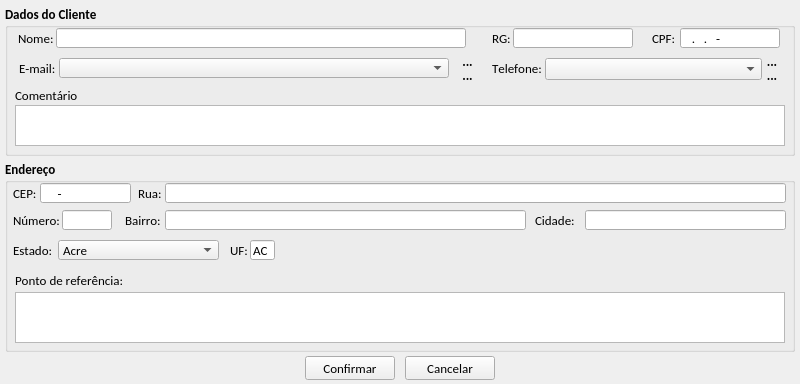
The window that loja/tela_cadastro_cliente.ui (jmessias1725/sexloja) describes before a commit, drawn with Qt 5.
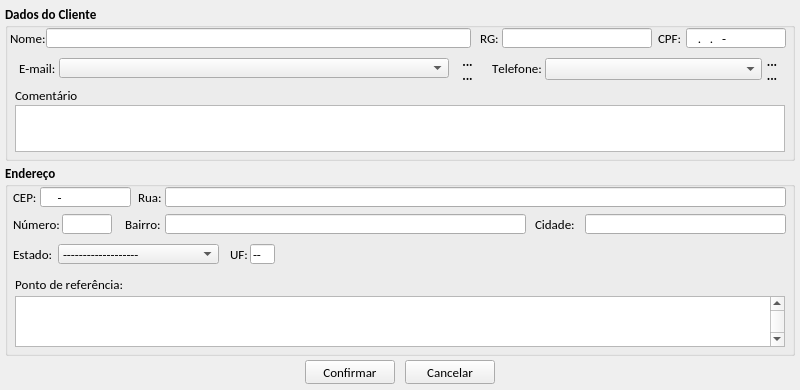
The same window after the commit. Icons and pictures are not drawn.

What changed in the file:
```diff
--- a/loja/tela_cadastro_cliente.ui
+++ b/loja/tela_cadastro_cliente.ui
@@ -10,13 +10,13 @@
     <x>0</x>
     <y>0</y>
     <width>800</width>
-    <height>384</height>
+    <height>390</height>
    </rect>
   </property>
   <property name="maximumSize">
    <size>
     <width>800</width>
-    <height>384</height>
+    <height>390</height>
    </size>
   </property>
   <property name="windowTitle">
@@ -33,7 +33,7 @@
       <x>5</x>
       <y>5</y>
       <width>790</width>
-      <height>151</height>
+      <height>156</height>
      </rect>
     </property>
     <property name="font">
@@ -104,7 +104,7 @@
     <widget class="QLabel" name="lb_nome">
      <property name="geometry">
       <rect>
-       <x>13</x>
+       <x>5</x>
        <y>23</y>
        <width>35</width>
        <height>20</height>
@@ -132,9 +132,9 @@
     <widget class="QLineEdit" name="le_nome">
      <property name="geometry">
       <rect>
-       <x>51</x>
+       <x>41</x>
        <y>23</y>
-       <width>410</width>
+       <width>425</width>
        <height>20</height>
       </rect>
      </property>
@@ -178,9 +178,9 @@
     <widget class="QLabel" name="lb_cpf">
      <property name="geometry">
       <rect>
-       <x>647</x>
+       <x>653</x>
        <y>23</y>
-       <width>27</width>
+       <width>29</width>
        <height>20</height>
       </rect>
      </property>
@@ -200,7 +200,7 @@
     <widget class="QLineEdit" name="le_cpf">
      <property name="geometry">
       <rect>
-       <x>675</x>
+       <x>681</x>
        <y>23</y>
        <width>100</width>
        <height>20</height>
@@ -249,9 +249,9 @@
     <widget class="QLabel" name="lb_rg">
      <property name="geometry">
       <rect>
-       <x>487</x>
+       <x>475</x>
        <y>23</y>
-       <width>20</width>
+       <width>22</width>
        <height>20</height>
       </rect>
      </property>
@@ -271,9 +271,9 @@
     <widget class="QLineEdit" name="le_rg">
      <property name="geometry">
       <rect>
-       <x>508</x>
+       <x>497</x>
        <y>23</y>
-       <width>120</width>
+       <width>150</width>
        <height>20</height>
       </rect>
      </property>
@@ -285,7 +285,7 @@
      </property>
      <property name="maximumSize">
       <size>
-       <width>120</width>
+       <width>200</width>
        <height>20</height>
       </size>
      </property>
@@ -298,6 +298,9 @@
        <kerning>false</kerning>
       </font>
      </property>
+     <property name="inputMask">
+      <string>00000000000000000000; </string>
+     </property>
      <property name="text">
       <string/>
      </property>
@@ -398,7 +401,7 @@
        <x>10</x>
        <y>100</y>
        <width>770</width>
-       <height>41</height>
+       <height>47</height>
       </rect>
      </property>
      <property name="font">
@@ -407,6 +410,9 @@
        <bold>false</bold>
       </font>
      </property>
+     <property name="verticalScrollBarPolicy">
+      <enum>Qt::ScrollBarAsNeeded</enum>
+     </property>
      <property name="readOnly">
       <bool>false</bool>
      </property>
@@ -542,7 +548,7 @@
     <property name="geometry">
      <rect>
       <x>5</x>
-      <y>160</y>
+      <y>164</y>
       <width>790</width>
       <height>192</height>
      </rect>
@@ -880,6 +886,9 @@
        <bold>false</bold>
       </font>
      </property>
+     <property name="verticalScrollBarPolicy">
+      <enum>Qt::ScrollBarAlwaysOn</enum>
+     </property>
      <property name="readOnly">
       <bool>false</bool>
      </property>
@@ -926,7 +935,7 @@
       </font>
      </property>
      <property name="text">
-      <string>AC</string>
+      <string>--</string>
      </property>
      <property name="readOnly">
       <bool>true</bool>
@@ -947,6 +956,11 @@
        <bold>false</bold>
       </font>
      </property>
+     <item>
+      <property name="text">
+       <string>-------------------</string>
+      </property>
+     </item>
      <item>
       <property name="text">
        <string>Acre</string>
@@ -1212,7 +1226,7 @@
     <property name="geometry">
      <rect>
       <x>305</x>
-      <y>356</y>
+      <y>360</y>
       <width>90</width>
       <height>24</height>
      </rect>
@@ -1253,7 +1267,7 @@
     <property name="geometry">
      <rect>
       <x>405</x>
-      <y>356</y>
+      <y>360</y>
       <width>90</width>
       <height>24</height>
      </rect>
```
Left out of the diff: 2 changed lines with no effect on the pictures.
